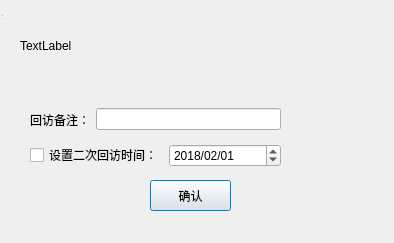
This is View/customer/ui/ui_return_visit_setting.ui in zgj0607/Py-store as Qt 5 draws it before an edit. The edited form follows.
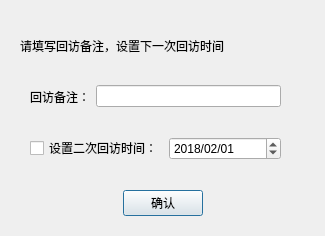
This is the edited form.

```diff
--- a/View/customer/ui/ui_return_visit_setting.ui
+++ b/View/customer/ui/ui_return_visit_setting.ui
@@ -6,57 +6,26 @@
    <rect>
     <x>0</x>
     <y>0</y>
-    <width>394</width>
-    <height>243</height>
+    <width>325</width>
+    <height>236</height>
    </rect>
   </property>
   <property name="windowTitle">
    <string>回访设置</string>
   </property>
+  <layout class="QHBoxLayout" name="horizontalLayout_2">
+   <item>
   <widget class="QWidget" name="centralwidget" native="true">
-   <property name="geometry">
-    <rect>
-     <x>0</x>
-     <y>0</y>
-     <width>401</width>
-     <height>251</height>
-    </rect>
-   </property>
+     <layout class="QVBoxLayout" name="verticalLayout">
+      <item>
    <widget class="QLabel" name="label">
-    <property name="geometry">
-     <rect>
-      <x>20</x>
-      <y>10</y>
-      <width>361</width>
-      <height>71</height>
-     </rect>
-    </property>
     <property name="text">
-     <string>TextLabel</string>
-    </property>
-   </widget>
-   <widget class="QPushButton" name="submit_set">
-    <property name="geometry">
-     <rect>
-      <x>150</x>
-      <y>180</y>
-      <width>81</width>
-      <height>31</height>
-     </rect>
-    </property>
-    <property name="text">
-     <string>确认</string>
-    </property>
-   </widget>
+         <string>请填写回访备注，设置下一次回访时间</string>
+        </property>
+       </widget>
+      </item>
+      <item>
    <widget class="QWidget" name="layoutWidget" native="true">
-    <property name="geometry">
-     <rect>
-      <x>20</x>
-      <y>100</y>
-      <width>261</width>
-      <height>41</height>
-     </rect>
-    </property>
     <widget class="QWidget" name="layoutWidget">
      <property name="geometry">
       <rect>
@@ -80,15 +49,9 @@
      </layout>
     </widget>
    </widget>
+      </item>
+      <item>
    <widget class="QWidget" name="widget" native="true">
-    <property name="geometry">
-     <rect>
-      <x>20</x>
-      <y>140</y>
-      <width>261</width>
-      <height>31</height>
-     </rect>
-    </property>
     <widget class="QWidget" name="horizontalLayoutWidget">
      <property name="geometry">
       <rect>
@@ -123,17 +86,48 @@
      </layout>
     </widget>
    </widget>
-  </widget>
-  <widget class="QStatusBar" name="statusbar">
-   <property name="geometry">
-    <rect>
-     <x>0</x>
-     <y>0</y>
-     <width>3</width>
-     <height>21</height>
-    </rect>
-   </property>
-  </widget>
+      </item>
+      <item>
+       <layout class="QHBoxLayout" name="horizontalLayout_4">
+        <item>
+         <spacer name="horizontalSpacer">
+          <property name="orientation">
+           <enum>Qt::Horizontal</enum>
+          </property>
+          <property name="sizeHint" stdset="0">
+           <size>
+            <width>40</width>
+            <height>20</height>
+           </size>
+          </property>
+         </spacer>
+        </item>
+        <item>
+         <widget class="QPushButton" name="submit_set">
+          <property name="text">
+           <string>确认</string>
+          </property>
+         </widget>
+        </item>
+        <item>
+         <spacer name="horizontalSpacer_2">
+          <property name="orientation">
+           <enum>Qt::Horizontal</enum>
+          </property>
+          <property name="sizeHint" stdset="0">
+           <size>
+            <width>40</width>
+            <height>20</height>
+           </size>
+          </property>
+         </spacer>
+        </item>
+       </layout>
+      </item>
+     </layout>
+    </widget>
+   </item>
+  </layout>
  </widget>
  <resources/>
  <connections/>
```
Lines whose indentation alone changed are shown as unchanged.
